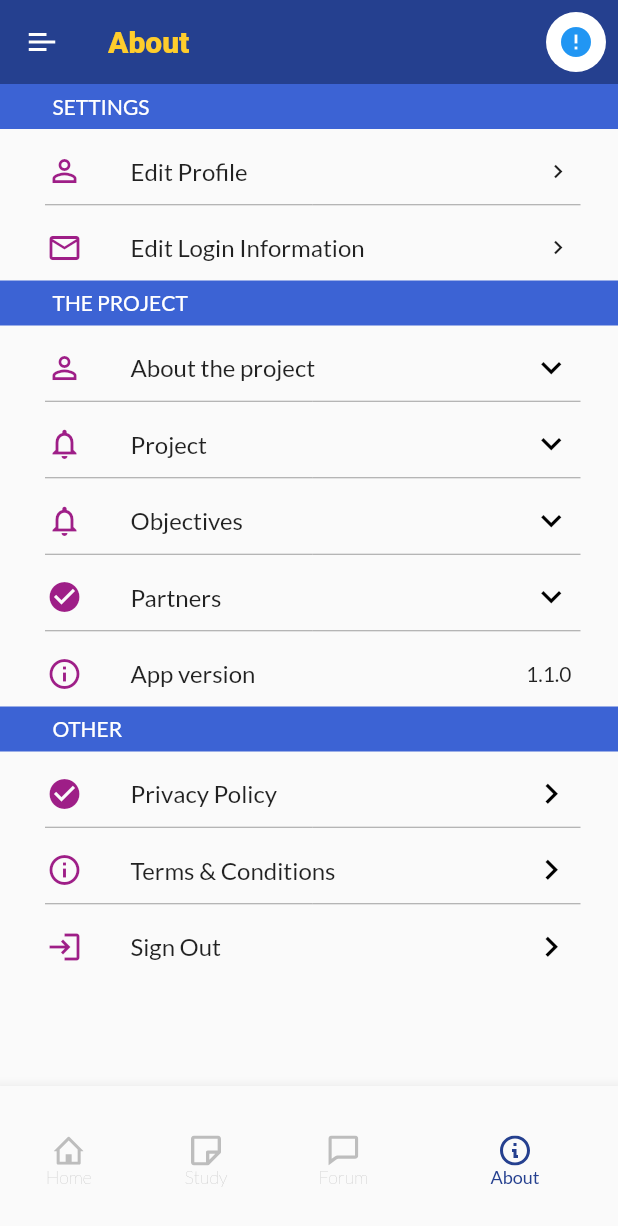
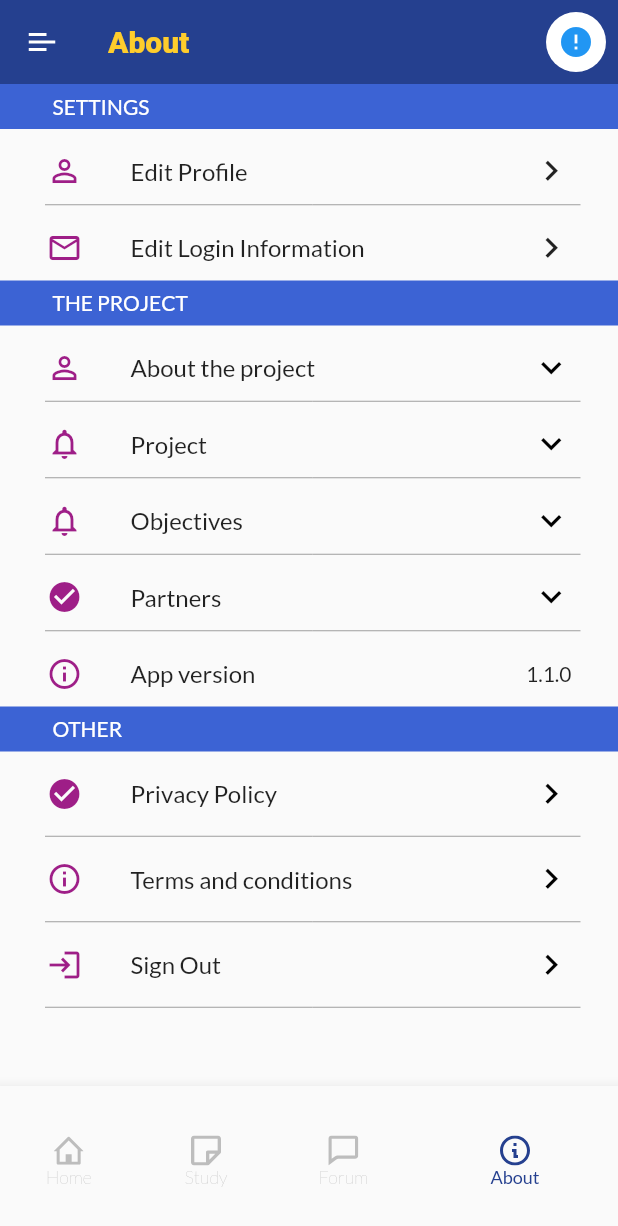
Before and after one commit to manassur/youth_action_handbook, a Flutter app: the screen it shows once a user with an empty profile is signed in, item 4 of the bottom bar chosen, on a phone screen of 412 x 824 dp. Shown: the top 1226 px of the screen. Run offline on Flutter 3.47's test engine with Material 2 defaults, Android fonts, the light colour scheme and no system bars; drawn by our look-alikes of cached_network_image; our stand-ins replace bloc, cloud_firestore, country_code_picker, equatable, firebase_auth, firebase_core and 8 more; accounts and stored records are empty; network calls fail.

Commit message:
partners screen

```diff
--- a/lib/main.dart
+++ b/lib/main.dart
@@ -1,15 +1,14 @@
-import 'package:country_code_picker/country_localizations.dart';
 import 'package:firebase_auth/firebase_auth.dart';
 import 'package:firebase_core/firebase_core.dart';
 import 'package:flutter/material.dart';
 import 'package:google_fonts/google_fonts.dart';
-import 'package:youth_action_handbook/data/app_texts.dart';
 import 'package:youth_action_handbook/models/user.dart';
 import 'package:youth_action_handbook/screens/dashboard.dart';
 import 'package:youth_action_handbook/screens/edit_login.dart';
 import 'package:youth_action_handbook/screens/initial_screen.dart';
 import 'package:youth_action_handbook/screens/login.dart';
 import 'package:provider/provider.dart';
+import 'package:youth_action_handbook/screens/partners.dart';
 import 'package:youth_action_handbook/screens/reset_password.dart';
 import 'package:youth_action_handbook/screens/edit_profile.dart';
 import 'package:youth_action_handbook/screens/sign_up.dart';
@@ -67,6 +66,7 @@ class AppWrapper extends StatelessWidget {
               RouteNames.dashboard: (context) => const Dashboard(),
               RouteNames.editProfile: (context) => EditProfileScreen(),
               RouteNames.editLogin: (context) => EditLoginScreen(),
+              RouteNames.partners: (context) => PartnersScreen(),
               RouteNames.launch : (context) => (user != null)? const Dashboard() : const InitialScreen(),
 
             },
@@ -87,6 +87,7 @@ class RouteNames{
   static const editProfile = '/EditProfile';
   static const editLogin = '/EditLogin';
   static const launch = '/launch';
+  static const partners = '/partners';
 
 
 }
--- a/lib/screens/about.dart
+++ b/lib/screens/about.dart
@@ -5,12 +5,9 @@ import 'package:provider/provider.dart';
 import 'package:youth_action_handbook/data/app_colors.dart';
 import 'package:youth_action_handbook/main.dart';
 import 'package:youth_action_handbook/models/user.dart';
-import 'package:youth_action_handbook/screens/edit_profile.dart';
 import 'package:youth_action_handbook/widgets/common.dart';
 import 'package:youth_action_handbook/widgets/language_chooser_widget.dart';
 import 'package:url_launcher/url_launcher.dart';
-
-
 
 
 class AboutFragment extends StatefulWidget {
@@ -19,26 +16,6 @@ class AboutFragment extends StatefulWidget {
 }
 
 class _AboutFragmentState extends State<AboutFragment> {
-
-  _launchhURL() async {
-    const url = 'https://punchng.com/advertise-with-us';
-    if (await canLaunch(url)) {
-      await launch(
-        url,
-        forceSafariVC: false,
-      );
-    } else {
-      throw 'Could not launch $url';
-    }
-  }
-
-  launchAdvertise(String url) async {
-    if (await canLaunch(url)) {
-      await launch(url, forceWebView: true);
-    } else {
-      throw 'Could not launch $url';
-    }
-  }
 
   //PROJECT COLUMN
   List projectItems = [
@@ -64,7 +41,7 @@ class _AboutFragmentState extends State<AboutFragment> {
       "leading_icon": Icons.check_circle,
       "title": "Partners",
       "trailing_icon": Icons.keyboard_arrow_down_sharp,
-      "page": AboutFragment(),
+      "page": RouteNames.partners,
     },
     {
       "leading_icon": Icons.info_outline,
@@ -192,7 +169,7 @@ class _AboutFragmentState extends State<AboutFragment> {
                             settingItems[index]['title'],
                           ),
                           trailing: Icon(
-                            settingItems[index]['trailing_icon'],color: Colors.black87, size: 18,
+                            settingItems[index]['trailing_icon'],color: Colors.black87, size: 27,
                           ),
                           onTap: (){
                             Navigator.pushNamed(context, settingItems[index]['page']);
@@ -209,8 +186,6 @@ class _AboutFragmentState extends State<AboutFragment> {
             ],
           ),
 
-
-
             //PROJECT COLUMN
             Column(
               children: [
@@ -219,7 +194,7 @@ class _AboutFragmentState extends State<AboutFragment> {
                       width: MediaQuery.of(context).size.width,
                       height: 30,
                       child: Padding(
-                        padding: const EdgeInsets.only(left: 35.0),
+                        padding:  EdgeInsets.only(left: 35.0),
                         child: Align(
                           alignment: Alignment.centerLeft,
                           child: Text("THE PROJECT",
@@ -247,7 +222,12 @@ class _AboutFragmentState extends State<AboutFragment> {
                           Icon(
                             projectItems[index]['trailing_icon'], color: Colors.black, size: 27,
                           )
-                              :Text(projectItems[index]['app_version'])
+                              :Text(projectItems[index]['app_version']),
+
+
+                            onTap: (){
+                              Navigator.pushNamed(context, projectItems[index]['page']);
+                            }
                         ),
                       );
                     },
@@ -264,11 +244,12 @@ class _AboutFragmentState extends State<AboutFragment> {
             Column(
               children: [
                 Container(
+                  padding: EdgeInsets.only(left: 15.0, right: 15.0),
                     color: AppColors.colorBlueSecondary,
                     width: MediaQuery.of(context).size.width,
                     height: 30,
                     child: const Padding(
-                      padding: EdgeInsets.only(left: 35.0),
+                      padding: EdgeInsets.only(left: 20.0),
                       child: Align(
                         alignment: Alignment.centerLeft,
                         child: Text("OTHER",
@@ -277,32 +258,99 @@ class _AboutFragmentState extends State<AboutFragment> {
                     )),
 
                 Padding(
-                  padding: const EdgeInsets.only(left:15.0, right: 15.0),
-                  child: ListView.separated(
-                    shrinkWrap: true,
-                    physics: const NeverScrollableScrollPhysics(),
-                    itemCount: otherItems.length,
-                    itemBuilder: (BuildContext context, int index) {
-                      return SizedBox(
-                        height: 50,
-                        child: ListTile(
-                          leading: Icon(
-                            otherItems[index]['leading_icon'], color: AppColors.colorPurple,
-                          ),
-                          title: Text(
-                            otherItems[index]['title'],
-                          ),
-                          trailing: Icon(
-                            otherItems[index]['trailing_icon'],color: Colors.black, size: 27,
-                          ),
-                        ),
-                      );
+                  padding: const EdgeInsets.only(left: 15.0, right: 15.0),
+                  child: ListTile(
+                    onTap: () {
+                      launchPolicy() async {
+                        const url = 'https://studio.rtl.ug/yah-provacy-policy';
+                        if (await canLaunch(url)) {
+                          await launch(url, forceWebView: true, forceSafariVC: true, );
+                        } else {
+                          throw 'Could not launch $url';
+                        }
+                      }
+                      launchPolicy();
                     },
-                    separatorBuilder: (BuildContext context, int index) {
-                      return Divider(height: 1, color: Colors.grey, indent: 15, endIndent: 10,);
-                    },
+                    leading: Icon(Icons.check_circle, color: AppColors.colorPurple),
+                    title: Text("Privacy Policy"),
+                    trailing: Icon(Icons.keyboard_arrow_right_sharp,color: Colors.black, size: 27),
                   ),
                 ),
+
+                Padding(
+                  padding: const EdgeInsets.only(left: 15.0, right: 15.0),
+                  child: Divider(height: 1, color: Colors.grey, indent: 15, endIndent: 10,),
+                ),
+
+                Padding(
+                  padding: const EdgeInsets.only(left: 15.0, right: 15.0),
+                  child: ListTile(
+                    onTap: () {
+                      launchTerms() async {
+                        const url = 'https://studio.rtl.ug/yah-terms-conditions';
+                        if (await canLaunch(url)) {
+                          await launch(url, forceWebView: true, forceSafariVC: true, );
+                        } else {
+                          throw 'Could not launch $url';
+                        }
+                      }
+                      launchTerms();
+                    },
+                    leading: Icon(Icons.info_outline, color: AppColors.colorPurple),
+                    title: Text("Terms and conditions"),
+                    trailing: Icon(Icons.keyboard_arrow_right_sharp,color: Colors.black, size: 27),
+                  ),
+                ),
+
+                Padding(
+                  padding: const EdgeInsets.only(left: 15.0, right: 15.0),
+                  child: Divider(height: 1, color: Colors.grey, indent: 15, endIndent: 10,),
+                ),
+                Padding(
+                  padding: const EdgeInsets.only(left: 15.0, right: 15.0),
+                  child: ListTile(
+                    onTap: () {
+
+                    },
+                    leading: Icon(Icons.login_outlined, color: AppColors.colorPurple),
+                    title: Text("Sign Out"),
+                    trailing: Icon(Icons.keyboard_arrow_right_sharp,color: Colors.black, size: 27),
+                  ),
+                ),
+
+                Padding(
+                  padding: const EdgeInsets.only(left: 15.0, right: 15.0),
+                  child: Divider(height: 1, color: Colors.grey, indent: 15, endIndent: 10,),
+                ),
+
+
+                // Padding(
+                //   padding: const EdgeInsets.only(left:15.0, right: 15.0),
+                //   child: ListView.separated(
+                //     shrinkWrap: true,
+                //     physics: const NeverScrollableScrollPhysics(),
+                //     itemCount: otherItems.length,
+                //     itemBuilder: (BuildContext context, int index) {
+                //       return SizedBox(
+                //         height: 50,
+                //         child: ListTile(
+                //           leading: Icon(
+                //             otherItems[index]['leading_icon'], color: AppColors.colorPurple,
+                //           ),
+                //           title: Text(
+                //             otherItems[index]['title'],
+                //           ),
+                //           trailing: Icon(
+                //             otherItems[index]['trailing_icon'],color: Colors.black, size: 27,
+                //           ),
+                //         ),
+                //       );
+                //     },
+                //     separatorBuilder: (BuildContext context, int index) {
+                //       return Divider(height: 1, color: Colors.grey, indent: 15, endIndent: 10,);
+                //     },
+                //   ),
+                // ),
 
               ],
             ),
```
Also changed, not shown: lib/screens/partners.dart (added, +140 -0 lines), assets/partners.png (added), assets/partners1.png (added), assets/partners2.png (added).
